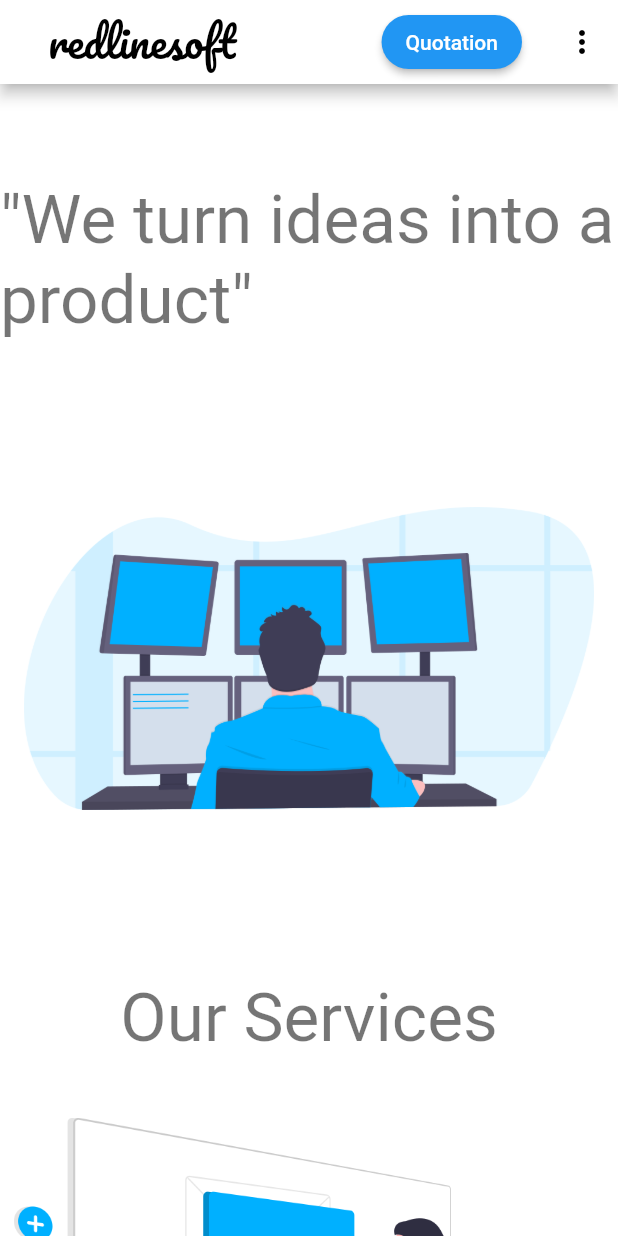
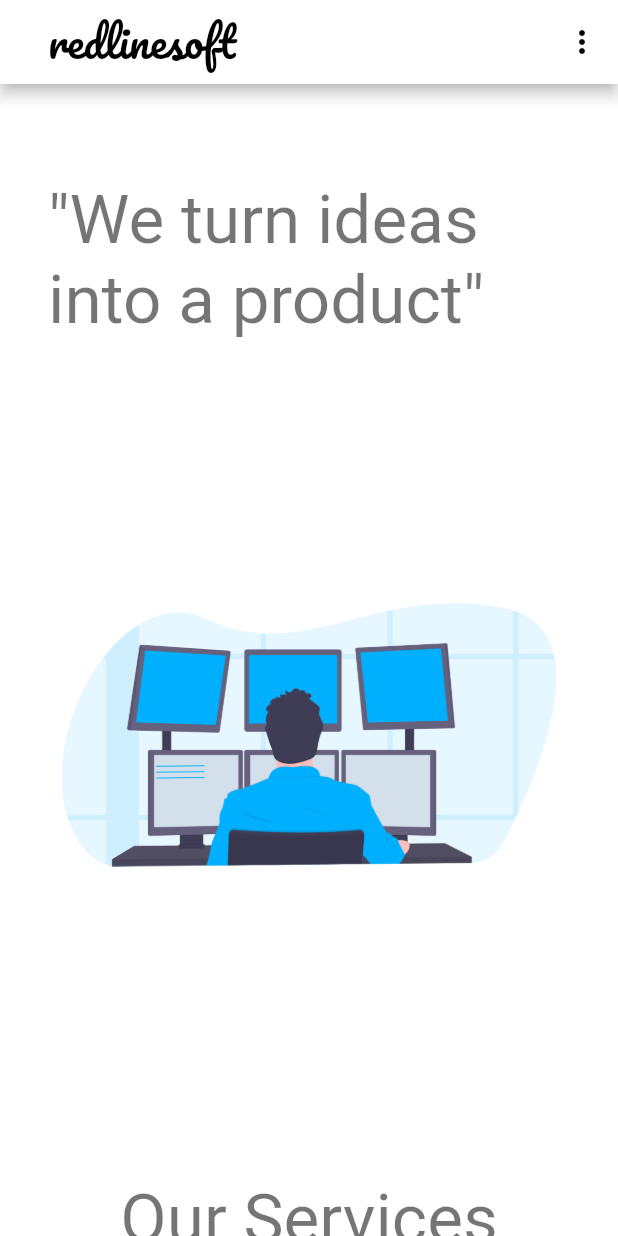
Before and after one commit to anoochit/flutter_redline_spa, a Flutter app: the screen it shows after launch, on a phone screen of 412 x 824 dp. Run offline on Flutter 3.47's test engine with Material 2 defaults, Android fonts, the light colour scheme and no system bars; our stand-ins replace google_fonts; Roboto replaces fonts that are missing (Prompt).

Commit message:
change single child scrollview to scrollbar

```diff
--- a/lib/home.dart
+++ b/lib/home.dart
@@ -1,7 +1,5 @@
 import 'dart:developer';
 import 'package:flutter/rendering.dart';
-import 'package:flutter_redline_web2/widget.dart';
-import 'package:flutter_svg/flutter_svg.dart';
 import 'package:google_fonts/google_fonts.dart';
 import 'package:flutter/material.dart';
 import 'package:url_launcher/url_launcher.dart';
@@ -29,6 +27,7 @@ class _HomePageState extends State<HomePage> {
 
     return Scaffold(
       appBar: AppBar(
+        backgroundColor: Colors.white,
         iconTheme: IconThemeData.fallback(),
         title: Center(
           child: Container(
@@ -69,14 +68,14 @@ class _HomePageState extends State<HomePage> {
                           );
                         },
                       ),
-                ElevatedButton(
-                  child: Text("Quotation"),
-                  style: ElevatedButton.styleFrom(shape: StadiumBorder()),
-                  onPressed: () async {
-                    var url = "https://forms.gle/FzyueDBfHDvhh9EF6";
-                    await canLaunch(url) ? await launch(url) : throw 'Could not launch $url';
-                  },
-                )
+                // ElevatedButton(
+                //   child: Text("Quotation"),
+                //   style: ElevatedButton.styleFrom(shape: StadiumBorder()),
+                //   onPressed: () async {
+                //     var url = "https://forms.gle/FzyueDBfHDvhh9EF6";
+                //     await canLaunch(url) ? await launch(url) : throw 'Could not launch $url';
+                //   },
+                // )
               ],
             ),
           ),
@@ -102,7 +101,7 @@ class _HomePageState extends State<HomePage> {
               ]
             : [],
       ),
-      body: SingleChildScrollView(
+      body: Scrollbar(
         controller: scrollController,
         child: LayoutBuilder(
           builder: (context, constraints) => SingleChildScrollView(
@@ -114,15 +113,16 @@ class _HomePageState extends State<HomePage> {
                   SizedBox(height: 32),
                   // service section
                   Padding(
-                    padding: const EdgeInsets.symmetric(vertical: 32.0),
+                    padding: const EdgeInsets.symmetric(vertical: 32.0, horizontal: 32.0),
                     child: Text(
                       "\"We turn ideas into a product\"",
                       style: Theme.of(context).textTheme.headline3,
                     ),
                   ),
-                  SizedBox(height: 64),
+                  SizedBox(height: 32),
                   Container(
-                    padding: EdgeInsets.all(16),
+                    width: constraints.maxWidth * 0.8,
+                    height: 400,
                     child: Image.asset("assets/images/undraw_programming_2svr.png"),
                   ),
                   SizedBox(height: 64),
@@ -246,7 +246,7 @@ class _HomePageState extends State<HomePage> {
                             Padding(
                               padding: const EdgeInsets.all(8.0),
                               child: Text(
-                                "Blockchain technology does not stop at the world of finance and banking such as Crypto Currency, DeFi only. We can apply Blockchain technology in other fields such as NFT, Voting, Digital Token and etc. We are ready to help you step into the technology of this future.",
+                                "Blockchain technology does not stop at the world of finance and banking such as Crypto Currency, DeFi only. We can apply Blockchain technology in other fields such as NFT, Voting, Digital Token and etc.",
                                 style: Theme.of(context).textTheme.headline6,
                               ),
                             ),
```
Also changed, not shown: pubspec.lock.
